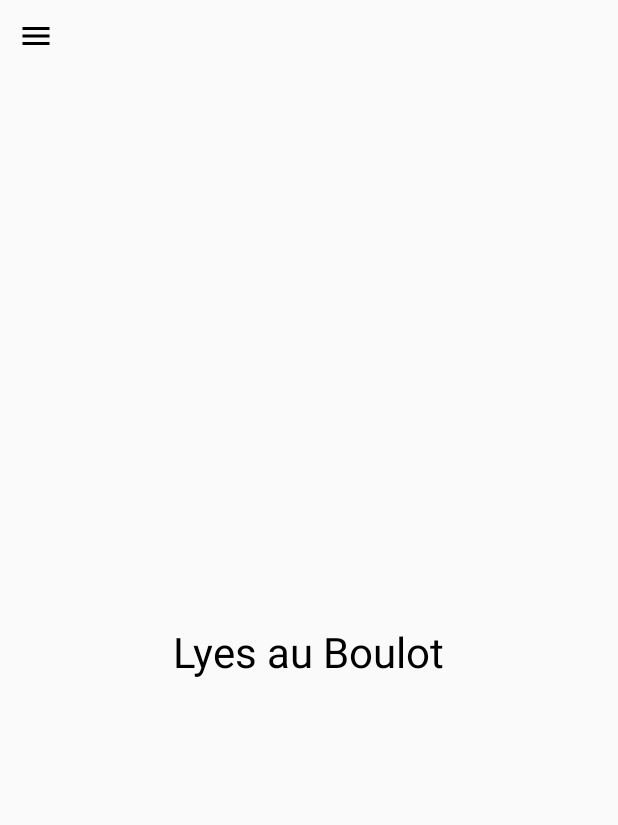
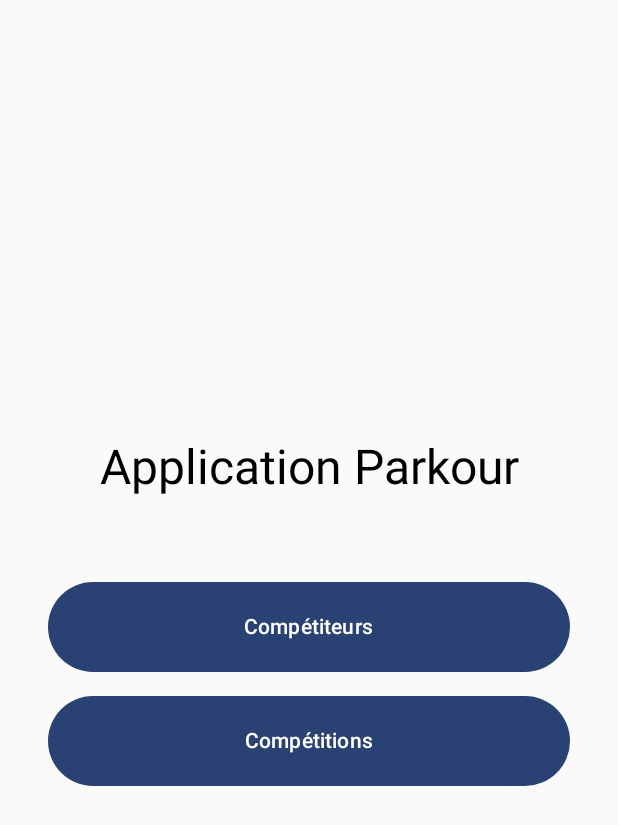
Before and after one commit to 6pri2/ApplicationParkour, an Android app built with Jetpack Compose: the screen it shows after launch (MainActivity), on a phone screen of 412 x 824 dp. Shown: the top 825 px of the screen. Run offline under Robolectric (Android 15) with nearby library versions, the phone set to English and light mode, and no system bars; pictures from the network do not load.

Commit message:
modification navigation via navController

```diff
--- a/app/build.gradle.kts
+++ b/app/build.gradle.kts
@@ -53,6 +53,7 @@ dependencies {
     implementation(libs.retrofit)
     implementation(libs.converter.gson)
     implementation("io.coil-kt:coil-compose:2.5.0")
+    implementation ("androidx.navigation:navigation-compose:2.7.7")
 
     testImplementation(libs.junit)
     androidTestImplementation(libs.androidx.junit)
--- a/app/src/main/java/com/example/applicationparkour/MainActivity.kt
+++ b/app/src/main/java/com/example/applicationparkour/MainActivity.kt
@@ -9,6 +9,8 @@ import androidx.compose.foundation.layout.*
 import androidx.compose.foundation.lazy.LazyColumn
 import androidx.compose.foundation.lazy.items
 import androidx.compose.material.icons.Icons
+import androidx.compose.material.icons.automirrored.filled.ArrowBack
+import androidx.compose.material.icons.filled.ArrowBack
 import androidx.compose.material.icons.filled.Delete
 import androidx.compose.material.icons.filled.Edit
 import androidx.compose.material.icons.filled.Menu
@@ -18,6 +20,10 @@ import androidx.compose.ui.Alignment
 import androidx.compose.ui.Modifier
 import androidx.compose.ui.tooling.preview.Preview
 import androidx.compose.ui.unit.dp
+import androidx.navigation.NavController
+import androidx.navigation.compose.NavHost
+import androidx.navigation.compose.composable
+import androidx.navigation.compose.rememberNavController
 import com.example.applicationparkour.ui.theme.ApplicationParkourTheme
 import kotlinx.coroutines.launch
 import retrofit2.Response
@@ -147,30 +153,109 @@ class MainActivity : ComponentActivity() {
         enableEdgeToEdge()
         setContent {
             ApplicationParkourTheme {
-                val drawerState = rememberDrawerState(initialValue = DrawerValue.Closed)
-                var currentPage by remember { mutableStateOf(0) }
-                val scope = rememberCoroutineScope()
-
-                ModalNavigationDrawer(
-                    drawerState = drawerState,
-                    drawerContent = {
-                        SlidingMenu(setPage = { page ->
-                            currentPage = page
-                            scope.launch { drawerState.close() }
-                        })
-                    }
-                ) {
-                    MainContent(
-                        currentPage = currentPage,
-                        openDrawer = { scope.launch { drawerState.open() } }
-                    )
-                }
+                ParkourApp()
             }
         }
     }
 }
 
 @Composable
+fun ParkourApp() {
+    val navController = rememberNavController()
+
+    NavHost(
+        navController = navController,
+        startDestination = "welcome"
+    ) {
+        composable("welcome") {
+            WelcomeScreen(navController)
+        }
+        composable("competitors") {
+            CompetitorScreen(navController)
+        }
+        composable("competitions") {
+            CompetitionScreen(navController)
+        }
+        composable("courses") {
+            CoursesScreen(navController)
+        }
+        composable("obstacles") {
+            ObstaclesScreen(navController)
+        }
+        composable("arbitrage") {
+            ArbitragesScreen(navController)
+        }
+    }
+}
+
+@Composable
+fun WelcomeScreen(navController: NavController) {
+    Column(
+        modifier = Modifier
+            .fillMaxSize()
+            .padding(32.dp),
+        verticalArrangement = Arrangement.Center,
+        horizontalAlignment = Alignment.CenterHorizontally
+    ) {
+        Text(
+            text = "Application Parkour",
+            style = MaterialTheme.typography.headlineLarge,
+            modifier = Modifier.padding(bottom = 48.dp)
+        )
+
+        val buttonModifier = Modifier
+            .fillMaxWidth()
+            .padding(vertical = 8.dp)
+            .height(60.dp)
+
+        Button(
+            onClick = { navController.navigate("competitors") },
+            modifier = buttonModifier
+        ) {
+            Text("Compétiteurs")
+        }
+
+        Button(
+            onClick = { navController.navigate("competitions") },
+            modifier = buttonModifier
+        ) {
+            Text("Compétitions")
+        }
+
+        // Ajoutez les autres boutons de la même manière
+    }
+}
+
+@OptIn(ExperimentalMaterial3Api::class)
+@Composable
+fun ScreenScaffold(
+    title: String,
+    navController: NavController,
+    content: @Composable () -> Unit
+) {
+    Scaffold(
+        topBar = {
+            TopAppBar(
+                title = { Text(title) },
+                navigationIcon = {
+                    IconButton(onClick = { navController.popBackStack() }) {
+                        Icon(Icons.Default.ArrowBack, contentDescription = "Retour")
+                    }
+                }
+            )
+        }
+    ) { padding ->
+        Box(
+            modifier = Modifier
+                .fillMaxSize()
+                .padding(padding)
+        ) {
+            content()
+        }
+    }
+}
+
+/*@Composable
 fun MainContent(currentPage: Int, openDrawer: () -> Unit) {
     Column(modifier = Modifier.fillMaxSize()) {
         IconButton(onClick = { openDrawer() }) {
@@ -211,10 +296,14 @@ fun WelcomeScreen(){
     ) {
         Text(text = "Lyes au Boulot", style = MaterialTheme.typography.headlineMedium)
     }
-}
+}*/
 
 @Composable
-fun CompetitionScreen() {
+fun CompetitionScreen(navController: NavController) {
+    ScreenScaffold(
+        title = "Compétition",
+        navController = navController
+    ) {
         val token = "Bearer 1ofD5tbAoC0Xd0TCMcQG3U214MqUo7JzUWrQFWt1ugPuiiDmwQCImm9Giw7fwR0Y"
         val competitions by produceState<List<Competition>?>(initialValue = null) {
             try {
@@ -227,7 +316,6 @@ fun CompetitionScreen() {
             }
         }
 
-
         when {
             competitions == null -> CircularProgressIndicator()
             competitions!!.isEmpty() -> Text("Aucune compétition trouvée")
@@ -238,7 +326,10 @@ fun CompetitionScreen() {
                         elevation = CardDefaults.cardElevation(4.dp)
                     ) {
                         Column(modifier = Modifier.padding(16.dp)) {
-                        Text(text = "Nom: ${competition.name}", style = MaterialTheme.typography.bodyLarge)
+                            Text(
+                                text = "Nom: ${competition.name}",
+                                style = MaterialTheme.typography.bodyLarge
+                            )
                             Text(text = "Âge: ${competition.age_min} - ${competition.age_max} ans")
                             Text(text = "Genre: ${if (competition.gender == "H") "Homme" else "Femme"}")
                             Text(text = "Retry: ${if (competition.has_retry == 1) "Oui" else "Non"}")
@@ -249,9 +340,14 @@ fun CompetitionScreen() {
             }
         }
     }
+}
 
 @Composable
-fun CompetitorScreen() {
+fun CompetitorScreen(navController: NavController) {
+    ScreenScaffold(
+        title = "Compétiteurs",
+        navController = navController
+    ) {
         val token = "Bearer 1ofD5tbAoC0Xd0TCMcQG3U214MqUo7JzUWrQFWt1ugPuiiDmwQCImm9Giw7fwR0Y"
         var competitors by remember { mutableStateOf<List<Competitor>?>(null) }
         var showDialog by remember { mutableStateOf(false) }
@@ -304,7 +400,10 @@ fun CompetitorScreen() {
                             // Supprimer le compétiteur via l'API
                             scope.launch {
                                 try {
-                                ApiClient.apiService.deleteCompetitor(token, competitorToDelete!!.id) // Suppression via l'API
+                                    ApiClient.apiService.deleteCompetitor(
+                                        token,
+                                        competitorToDelete!!.id
+                                    ) // Suppression via l'API
                                     updateCompetitors() // Mise à jour de la liste après suppression
                                     showDeleteDialog = false
                                 } catch (e: Exception) {
@@ -328,9 +427,14 @@ fun CompetitorScreen() {
                 competitors == null -> {
                     CircularProgressIndicator(modifier = Modifier.align(Alignment.CenterHorizontally)) // Si les compétiteurs sont en cours de chargement
                 }
+
                 competitors!!.isEmpty() -> {
-                Text("Aucun compétiteur trouvé.", modifier = Modifier.align(Alignment.CenterHorizontally)) // Si aucune donnée n'est disponible
+                    Text(
+                        "Aucun compétiteur trouvé.",
+                        modifier = Modifier.align(Alignment.CenterHorizontally)
+                    ) // Si aucune donnée n'est disponible
                 }
+
                 else -> {
                     LazyColumn(modifier = Modifier.weight(1f)) { // Donne de l'espace au LazyColumn
                         items(competitors!!) { competitor ->
@@ -344,24 +448,37 @@ fun CompetitorScreen() {
                                 elevation = CardDefaults.cardElevation(4.dp)
                             ) {
                                 Column(modifier = Modifier.padding(16.dp)) {
-                                Text(text = "Nom: $fullName", style = MaterialTheme.typography.bodyLarge)
+                                    Text(
+                                        text = "Nom: $fullName",
+                                        style = MaterialTheme.typography.bodyLarge
+                                    )
                                     Text(text = "Âge: $age ans")
                                     Text(text = "Genre: ${if (competitor.gender == "H") "Homme" else "Femme"}")
 
                                     // Icônes pour modifier et supprimer
-                                Row(horizontalArrangement = Arrangement.End, modifier = Modifier.fillMaxWidth()) {
+                                    Row(
+                                        horizontalArrangement = Arrangement.End,
+                                        modifier = Modifier.fillMaxWidth()
+                                    ) {
                                         IconButton(onClick = {
                                             competitorToEdit = competitor // Lancer l'édition
                                             showDialog = true // Afficher le dialog d'édition
                                         }) {
-                                        Icon(imageVector = Icons.Default.Edit, contentDescription = "Modifier")
+                                            Icon(
+                                                imageVector = Icons.Default.Edit,
+                                                contentDescription = "Modifier"
+                                            )
                                         }
 
                                         IconButton(onClick = {
                                             competitorToDelete = competitor // Lancer la suppression
-                                        showDeleteDialog = true // Afficher la confirmation de suppression
+                                            showDeleteDialog =
+                                                true // Afficher la confirmation de suppression
                                         }) {
-                                        Icon(imageVector = Icons.Default.Delete, contentDescription = "Supprimer")
+                                            Icon(
+                                                imageVector = Icons.Default.Delete,
+                                                contentDescription = "Supprimer"
+                                            )
                                         }
                                     }
                                 }
@@ -377,10 +494,12 @@ fun CompetitorScreen() {
             Button(
                 onClick = {
                     competitorToEdit = null
-                showDialog = true },
+                    showDialog = true
+                },
                 modifier = Modifier.fillMaxWidth()
             ) {
                 Text("Ajouter un compétiteur")
+            }
         }
     }
 }
@@ -534,7 +653,11 @@ fun calculateAge(bornAt: String): Int {
 
 
 @Composable
-fun CoursesScreen() {
+fun CoursesScreen(navController: NavController) {
+    ScreenScaffold(
+        title = "Courses/Parcours",
+        navController = navController
+    ) {
         val token = "Bearer 1ofD5tbAoC0Xd0TCMcQG3U214MqUo7JzUWrQFWt1ugPuiiDmwQCImm9Giw7fwR0Y"
 
         val courses by produceState<List<Courses>?>(initialValue = null) {
@@ -558,7 +681,10 @@ fun CoursesScreen() {
                         elevation = CardDefaults.cardElevation(4.dp)
                     ) {
                         Column(modifier = Modifier.padding(16.dp)) {
-                        Text(text = "Nom: ${course.name}", style = MaterialTheme.typography.bodyLarge)
+                            Text(
+                                text = "Nom: ${course.name}",
+                                style = MaterialTheme.typography.bodyLarge
+                            )
                             Text(text = "Durée max: ${course.max_duration} sec")
                             Text(text = "Position: ${course.position}")
                             Text(text = "Terminée: ${if (course.is_over == 1) "Oui" else "Non"}")
@@ -568,9 +694,14 @@ fun CoursesScreen() {
             }
         }
     }
+}
 
 @Composable
-fun ObstaclesScreen() {
+fun ObstaclesScreen(navController: NavController) {
+    ScreenScaffold(
+        title = "Obstacles",
+        navController = navController
+    ) {
         val token = "Bearer 1ofD5tbAoC0Xd0TCMcQG3U214MqUo7JzUWrQFWt1ugPuiiDmwQCImm9Giw7fwR0Y"
         var obstacles by remember { mutableStateOf<List<Obstacles>?>(null) }
         var showDialog by remember { mutableStateOf(false) }
@@ -616,7 +747,10 @@ fun ObstaclesScreen() {
                         onClick = {
                             scope.launch {
                                 try {
-                                ApiClient.apiService.deleteObstacles(token, obstacleToDelete!!.id)
+                                    ApiClient.apiService.deleteObstacles(
+                                        token,
+                                        obstacleToDelete!!.id
+                                    )
                                     updateObstacles()
                                     showDeleteDialog = false
                                 } catch (e: Exception) {
@@ -637,7 +771,11 @@ fun ObstaclesScreen() {
         Column(modifier = Modifier.fillMaxSize().padding(16.dp)) {
             when {
                 obstacles == null -> CircularProgressIndicator(modifier = Modifier.align(Alignment.CenterHorizontally))
-            obstacles!!.isEmpty() -> Text("Aucun obstacle trouvé.", modifier = Modifier.align(Alignment.CenterHorizontally))
+                obstacles!!.isEmpty() -> Text(
+                    "Aucun obstacle trouvé.",
+                    modifier = Modifier.align(Alignment.CenterHorizontally)
+                )
+
                 else -> {
                     LazyColumn(modifier = Modifier.weight(1f)) {
                         items(obstacles!!) { obstacle ->
@@ -646,22 +784,34 @@ fun ObstaclesScreen() {
                                 elevation = CardDefaults.cardElevation(4.dp)
                             ) {
                                 Column(modifier = Modifier.padding(16.dp)) {
-                                Text(text = "Nom: ${obstacle.name}", style = MaterialTheme.typography.bodyLarge)
+                                    Text(
+                                        text = "Nom: ${obstacle.name}",
+                                        style = MaterialTheme.typography.bodyLarge
+                                    )
 
 
-                                Row(horizontalArrangement = Arrangement.End, modifier = Modifier.fillMaxWidth()) {
+                                    Row(
+                                        horizontalArrangement = Arrangement.End,
+                                        modifier = Modifier.fillMaxWidth()
+                                    ) {
                                         IconButton(onClick = {
                                             obstacleToEdit = obstacle
                                             showDialog = true
                                         }) {
-                                        Icon(imageVector = Icons.Default.Edit, contentDescription = "Modifier")
+                                            Icon(
+                                                imageVector = Icons.Default.Edit,
+                                                contentDescription = "Modifier"
+                                            )
                                         }
 
                                         IconButton(onClick = {
                                             obstacleToDelete = obstacle
                                             showDeleteDialog = true
                                         }) {
-                                        Icon(imageVector = Icons.Default.Delete, contentDescription = "Supprimer")
+                                            Icon(
+                                                imageVector = Icons.Default.Delete,
+                                                contentDescription = "Supprimer"
+                                            )
                                         }
                                     }
                                 }
@@ -681,6 +831,7 @@ fun ObstaclesScreen() {
                 modifier = Modifier.fillMaxWidth()
             ) {
                 Text("Ajouter un obstacle")
+            }
         }
     }
 }
@@ -756,7 +907,11 @@ fun AddObstacleDialog(
 
 
 @Composable
-fun ArbitragesScreen(){
+fun ArbitragesScreen(navController: NavController){
+    ScreenScaffold(
+        title = "Arbitrage",
+        navController = navController
+    ) {
         Box(
             modifier = Modifier.fillMaxSize(),
             contentAlignment = Alignment.Center
@@ -764,11 +919,12 @@ fun ArbitragesScreen(){
             Text(text = "À faire", style = MaterialTheme.typography.headlineMedium)
         }
     }
+}
 
 @Preview(showBackground = true)
 @Composable
 fun PreviewApp() {
     ApplicationParkourTheme {
-        MainContent(currentPage = 0, openDrawer = {})
+        ParkourApp()
     }
 }
```
Lines whose indentation alone changed are shown as unchanged.
